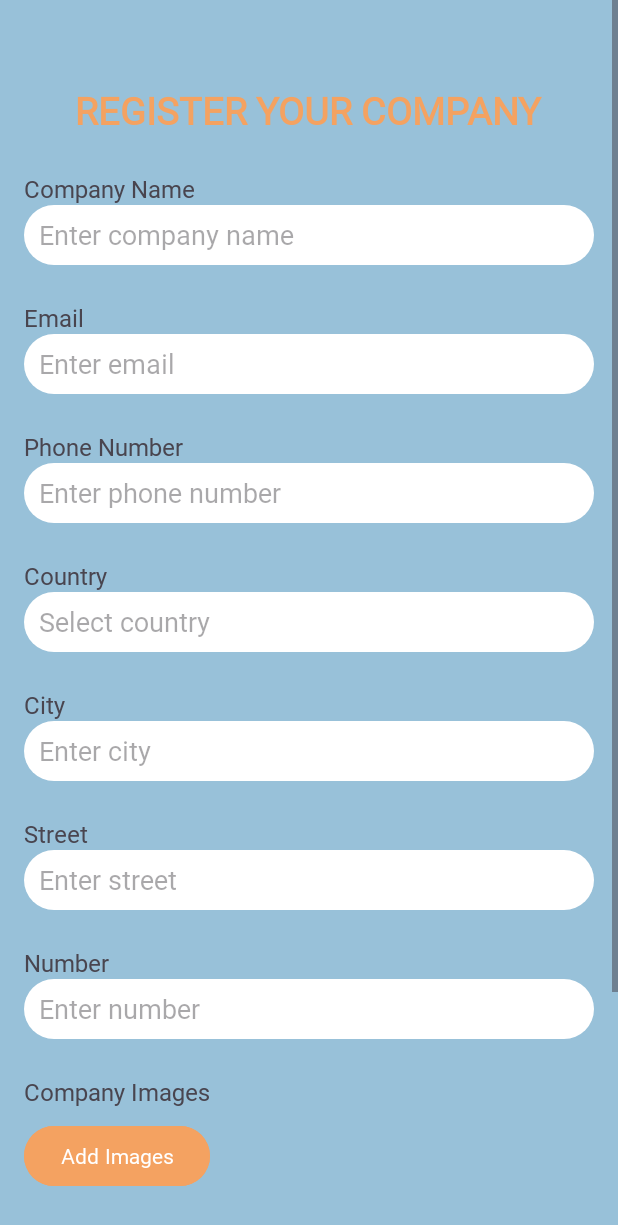
After one commit to kzi-nastava/ma-project-event-planner-siit-2024-team-24, an Android app: the CompanyRegisterActivity screen opened directly, with no data from a screen before it, on a phone screen of 412 x 824 dp. The commit adds this screen. Shown: the top 1225 px of the screen. Run offline under Robolectric (Android 15) with nearby library versions, the phone set to English and light mode, and no system bars.

Commit message:
[ADD] activity register company

```diff
--- a/EventIO/app/src/main/AndroidManifest.xml
+++ b/EventIO/app/src/main/AndroidManifest.xml
@@ -15,6 +15,9 @@
         android:supportsRtl="true"
         android:theme="@style/Theme.EventIO"
         tools:targetApi="31">
+        <activity
+            android:name=".CompanyRegisterActivity"
+            android:exported="false" />
         <activity
             android:name=".RoleActivity"
             android:exported="false" />
--- a/EventIO/app/src/main/res/layout/activity_login.xml
+++ b/EventIO/app/src/main/res/layout/activity_login.xml
@@ -40,12 +40,13 @@
     <EditText
         android:id="@+id/login_password_input"
         android:layout_width="295dp"
-        android:layout_height="26dp"
+        android:layout_height="37dp"
         android:layout_marginTop="4dp"
         android:background="@drawable/input_background"
         android:ems="10"
         android:inputType="textPassword"
         android:paddingLeft="10dp"
+        android:hint="Enter your password"
         app:layout_constraintEnd_toEndOf="parent"
         app:layout_constraintHorizontal_bias="0.491"
         app:layout_constraintStart_toStartOf="parent"
@@ -93,10 +94,11 @@
     <EditText
         android:id="@+id/login_email_input"
         android:layout_width="295dp"
-        android:layout_height="26dp"
+        android:layout_height="37dp"
         android:layout_marginTop="4dp"
         android:background="@drawable/input_background"
         android:ems="10"
+        android:hint="Enter your email"
         android:inputType="textEmailAddress"
         android:paddingLeft="10dp"
         app:layout_constraintEnd_toEndOf="parent"
--- /dev/null
+++ b/EventIO/app/src/main/res/layout/activity_register_company.xml
@@ -0,0 +1,218 @@
+<?xml version="1.0" encoding="utf-8"?>
+<androidx.constraintlayout.widget.ConstraintLayout xmlns:android="http://schemas.android.com/apk/res/android"
+    xmlns:app="http://schemas.android.com/apk/res-auto"
+    xmlns:tools="http://schemas.android.com/tools"
+    android:id="@+id/main"
+    android:layout_width="match_parent"
+    android:layout_height="match_parent"
+    tools:context=".CompanyRegisterActivity"
+    android:background="@color/light_blue">
+
+    <ScrollView
+        xmlns:android="http://schemas.android.com/apk/res/android"
+        xmlns:app="http://schemas.android.com/apk/res-auto"
+        xmlns:tools="http://schemas.android.com/tools"
+        android:layout_width="match_parent"
+        android:layout_height="match_parent"
+        tools:context=".RegisterCompanyActivity">
+
+        <LinearLayout
+            android:layout_width="match_parent"
+            android:layout_height="wrap_content"
+            android:orientation="vertical"
+            android:padding="16dp">
+
+            <!-- Header -->
+            <TextView
+                android:id="@+id/register_company_header"
+                android:layout_width="wrap_content"
+                android:layout_height="wrap_content"
+                android:layout_gravity="center"
+                android:layout_marginTop="40dp"
+                android:text="REGISTER YOUR COMPANY"
+                android:textColor="@color/orange"
+                android:textSize="25sp"
+                android:textStyle="bold" />
+
+            <!-- Company Name -->
+            <TextView
+                android:layout_width="wrap_content"
+                android:layout_height="wrap_content"
+                android:layout_marginTop="24dp"
+                android:text="Company Name"
+                android:textSize="16sp" />
+
+            <EditText
+                android:id="@+id/company_name_input"
+                android:layout_width="match_parent"
+                android:layout_height="40dp"
+                android:background="@drawable/input_background"
+                android:paddingLeft="10dp"
+                android:hint="Enter company name"
+                android:inputType="text" />
+
+            <!-- Email -->
+            <TextView
+                android:layout_width="wrap_content"
+                android:layout_height="wrap_content"
+                android:layout_marginTop="24dp"
+                android:text="Email"
+                android:textSize="16sp" />
+
+            <EditText
+                android:id="@+id/company_email_input"
+                android:layout_width="match_parent"
+                android:layout_height="40dp"
+                android:background="@drawable/input_background"
+                android:paddingLeft="10dp"
+                android:hint="Enter email"
+                android:inputType="textEmailAddress" />
+
+            <!-- Phone -->
+            <TextView
+                android:layout_width="wrap_content"
+                android:layout_height="wrap_content"
+                android:layout_marginTop="24dp"
+                android:text="Phone Number"
+                android:textSize="16sp" />
+
+            <EditText
+                android:id="@+id/company_phone_input"
+                android:layout_width="match_parent"
+                android:layout_height="40dp"
+                android:background="@drawable/input_background"
+                android:paddingLeft="10dp"
+                android:hint="Enter phone number"
+                android:inputType="phone" />
+
+            <!-- Country -->
+            <TextView
+                android:layout_width="wrap_content"
+                android:layout_height="wrap_content"
+                android:layout_marginTop="24dp"
+                android:text="Country"
+                android:textSize="16sp" />
+
+            <AutoCompleteTextView
+                android:id="@+id/company_country_input"
+                android:layout_width="match_parent"
+                android:layout_height="40dp"
+                android:background="@drawable/input_background"
+                android:paddingLeft="10dp"
+                android:hint="Select country" />
+
+            <!-- City -->
+            <TextView
+                android:layout_width="wrap_content"
+                android:layout_height="wrap_content"
+                android:layout_marginTop="24dp"
+                android:text="City"
+                android:textSize="16sp" />
+
+            <EditText
+                android:id="@+id/company_city_input"
+                android:layout_width="match_parent"
+                android:layout_height="40dp"
+                android:background="@drawable/input_background"
+                android:paddingLeft="10dp"
+                android:hint="Enter city"
+                android:inputType="text" />
+
+            <!-- Street -->
+            <TextView
+                android:layout_width="wrap_content"
+                android:layout_height="wrap_content"
+                android:layout_marginTop="24dp"
+                android:text="Street"
+                android:textSize="16sp" />
+
+            <EditText
+                android:id="@+id/company_street_input"
+                android:layout_width="match_parent"
+                android:layout_height="40dp"
+                android:background="@drawable/input_background"
+                android:paddingLeft="10dp"
+                android:hint="Enter street"
+                android:inputType="text" />
+
+            <!-- Street Number -->
+            <TextView
+                android:layout_width="wrap_content"
+                android:layout_height="wrap_content"
+                android:layout_marginTop="24dp"
+                android:text="Number"
+                android:textSize="16sp" />
+
+            <EditText
+                android:id="@+id/company_street_number_input"
+                android:layout_width="match_parent"
+                android:layout_height="40dp"
+                android:background="@drawable/input_background"
+                android:paddingLeft="10dp"
+                android:hint="Enter number"
+                android:inputType="number" />
+
+            <!-- Company Image -->
+            <TextView
+                android:layout_width="wrap_content"
+                android:layout_height="wrap_content"
+                android:layout_marginTop="24dp"
+                android:text="Company Images"
+                android:textSize="16sp" />
+
+            <Button
+                android:id="@+id/add_images_button"
+                android:layout_width="wrap_content"
+                android:layout_height="wrap_content"
+                android:layout_marginTop="8dp"
+                android:text="Add Images"
+                android:backgroundTint="@color/orange"
+                android:textColor="@android:color/white" />
+
+            <HorizontalScrollView
+                android:layout_width="match_parent"
+                android:layout_height="wrap_content"
+                android:layout_marginTop="16dp">
+
+                <LinearLayout
+                    android:id="@+id/image_container"
+                    android:layout_width="wrap_content"
+                    android:layout_height="wrap_content"
+                    android:orientation="horizontal" />
+            </HorizontalScrollView>
+
+            <!-- Company Description -->
+            <TextView
+                android:layout_width="wrap_content"
+                android:layout_height="wrap_content"
+                android:layout_marginTop="24dp"
+                android:text="Description"
+                android:textSize="16sp" />
+
+            <EditText
+                android:id="@+id/company_description_input"
+                android:layout_width="match_parent"
+                android:layout_height="80dp"
+                android:background="@drawable/input_background"
+                android:paddingLeft="10dp"
+                android:hint="Enter company description"
+                android:inputType="textMultiLine"
+                android:gravity="top" />
+
+            <!-- Register Button -->
+            <Button
+                android:id="@+id/company_register_button"
+                android:layout_width="match_parent"
+                android:layout_height="50dp"
+                android:layout_marginTop="24dp"
+                android:backgroundTint="@color/orange"
+                android:text="Register"
+                android:textColor="@android:color/white"
+                android:textStyle="bold" />
+
+        </LinearLayout>
+    </ScrollView>
+
+
+
+</androidx.constraintlayout.widget.ConstraintLayout>
```
Also changed, not shown: EventIO/app/src/main/java/com/example/eventio/CompanyRegisterActivity.java (added, +127 -0 lines), EventIO/app/src/main/java/com/example/eventio/RoleActivity.java (+11 -0 lines), EventIO/app/src/main/res/layout/activity_register_user.xml (+13 -4 lines).
